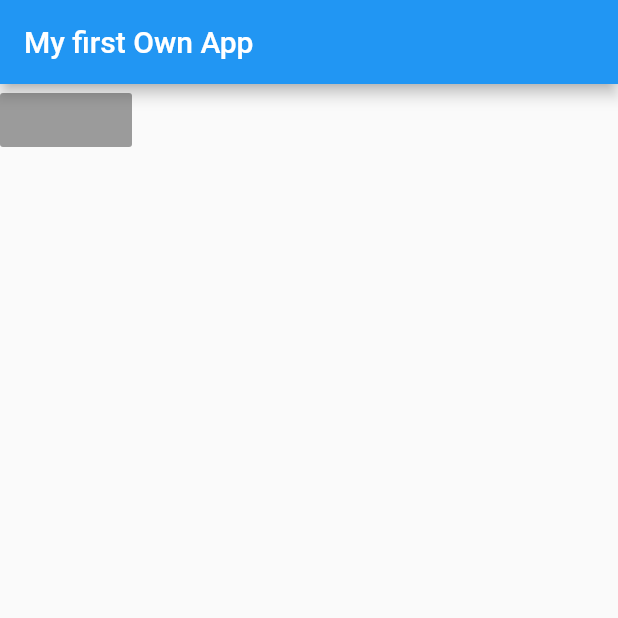
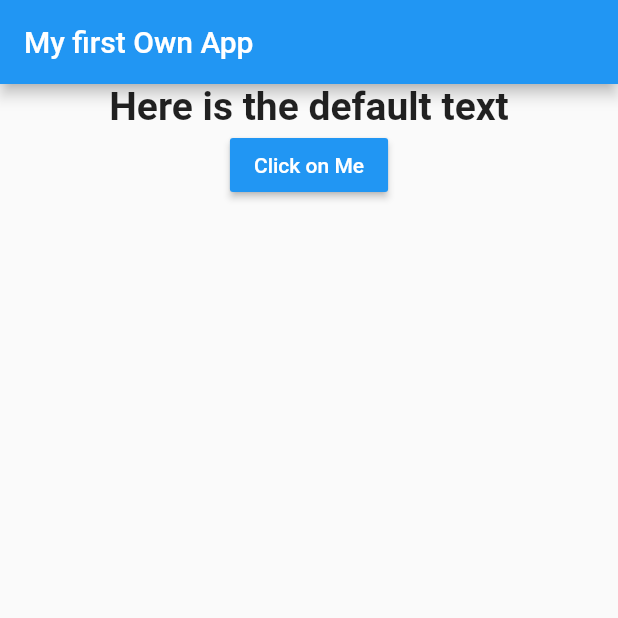
Before and after one commit to matr0s/flutter-first-assignment, a Flutter app: the screen it shows after launch, on a phone screen of 412 x 824 dp, the top half of it. Run offline on Flutter 3.47's test engine with Material 2 defaults, Android fonts, the phone set to English and light mode, and no system bars.

```diff
--- a/lib/main.dart
+++ b/lib/main.dart
@@ -17,6 +17,18 @@ class MyOwnApp extends StatefulWidget {
 }
 
 class _MyOwnApp extends State<MyOwnApp> {
+  final textOptions = ['First label', 'Second label', 'Third label'];
+  String textOption = 'Here is the default text';
+  int clickCounter = 0;
+
+  void textHandler() {
+    setState(() {
+      textOption = textOptions[clickCounter];
+    });
+    clickCounter += 1;
+    print('Clicked');
+  }
+
   @override
   Widget build(BuildContext context) {
     return MaterialApp(
@@ -24,8 +36,21 @@ class _MyOwnApp extends State<MyOwnApp> {
       appBar: AppBar(
         title: Text('My first Own App'),
       ),
-      body: RaisedButton(
-        onPressed: null,
+      body: Container(
+        width: double.infinity,
+        child: Column(
+          children: <Widget>[
+            Text(textOption,
+                style: TextStyle(fontSize: 26, fontWeight: FontWeight.bold),
+                textAlign: TextAlign.center),
+            RaisedButton(
+              color: Colors.blue,
+              textColor: Colors.white,
+              child: Text('Click on Me'),
+              onPressed: textHandler,
+            ),
+          ],
+        ),
       ),
     ));
   }
```
Also changed, not shown: 1 other file.
